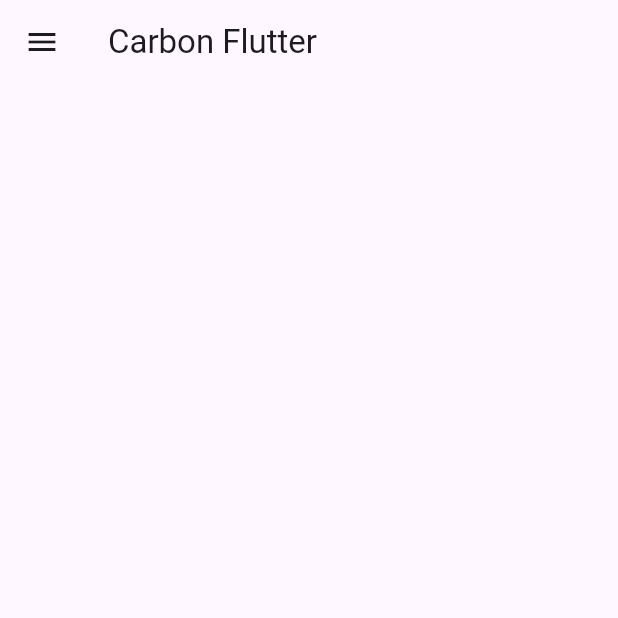
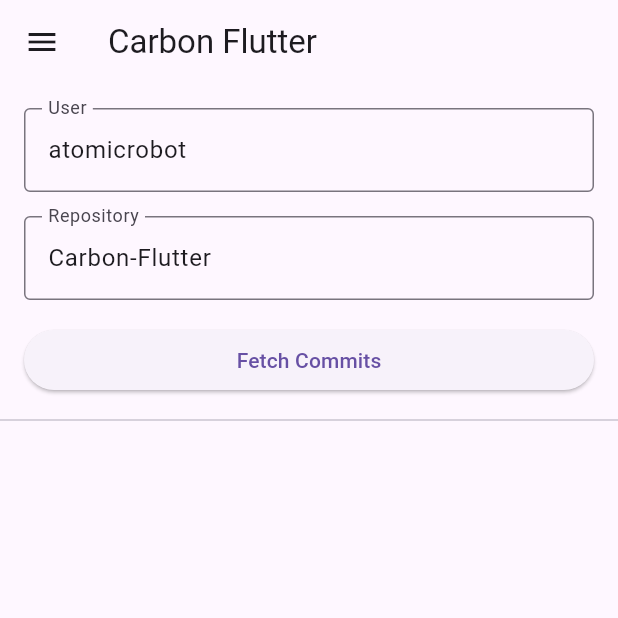
Before and after one commit to atomicrobot/Carbon-Flutter, a Flutter app: the screen it shows after launch, on a phone screen of 412 x 824 dp, the top half of it. Run offline on Flutter 3.47's test engine with Material 2 defaults, Android fonts, the phone set to English and light mode, and no system bars; our stand-ins replace device_info_plus, flutter_riverpod, flutter_svg, freezed_annotation, go_router, logger and 1 more.

Commit message:
Show github commits

```diff
--- a/analysis_options.yaml
+++ b/analysis_options.yaml
@@ -1,7 +1,10 @@
 include: package:flutter_lints/flutter.yaml
 
 analyzer:
-  exclude: ["**/**.l10n_codegen.dart"]
+  exclude: [
+    "**/**.l10n_codegen.dart",
+    "**/**.g.dart"
+  ]
 
 linter:
   rules:
--- a/build.yaml
+++ b/build.yaml
@@ -5,3 +5,4 @@ targets:
         generate_for:
           include:
             - lib/domain/**.dart
+            - lib/view_models/**.dart
--- a/lib/ui/screens/main_screen.dart
+++ b/lib/ui/screens/main_screen.dart
@@ -1,5 +1,9 @@
+import 'package:carbon_flutter/ui/design_system/theme.dart';
+import 'package:flutter/material.dart';
+import 'package:flutter_riverpod/flutter_riverpod.dart';
+
+import 'package:carbon_flutter/view_models/main_view_model.dart';
 import 'package:carbon_flutter/l10n/localizations.dart';
-import 'package:flutter/material.dart';
 import 'package:carbon_flutter/ui/widgets/app_drawer.dart';
 
 class MainScreen extends StatelessWidget {
@@ -14,7 +18,129 @@ class MainScreen extends StatelessWidget {
       drawer: const Drawer(
         child: AppDrawer(),
       ),
-      body: Container(),
+      body: _MainBody(),
     );
   }
 }
+
+class _MainBody extends StatelessWidget {
+  @override
+  Widget build(BuildContext context) {
+    return Column(
+      children: [
+        _MainInput(),
+        const Divider(),
+        Expanded(
+          child: _MainCommits(),
+        ),
+      ],
+    );
+  }
+}
+
+class _MainInput extends ConsumerStatefulWidget {
+  @override
+  ConsumerState<_MainInput> createState() => __MainInputState();
+}
+
+class __MainInputState extends ConsumerState<_MainInput> {
+  final TextEditingController _userController = TextEditingController();
+  final TextEditingController _repositoryController = TextEditingController();
+
+  @override
+  void initState() {
+    super.initState();
+    final mainState = ref.read(mainViewModelProvider);
+    _userController.text = mainState.user;
+    _repositoryController.text = mainState.repository;
+  }
+
+  @override
+  Widget build(BuildContext context) {
+    return Column(
+      crossAxisAlignment: CrossAxisAlignment.stretch,
+      children: [
+        Padding(
+          padding: const EdgeInsets.only(top: 16, left: 16.0, right: 16.0, bottom: 16.0),
+          child: TextField(
+            controller: _userController,
+            decoration: const InputDecoration(
+              border: OutlineInputBorder(),
+              labelText: 'User',
+            ),
+            onChanged: (value) => ref.read(mainViewModelProvider.notifier).setUser(value),
+          ),
+        ),
+        Padding(
+          padding: const EdgeInsets.only(left: 16.0, right: 16.0, bottom: 16.0),
+          child: TextField(
+            controller: _repositoryController,
+            decoration: const InputDecoration(
+              border: OutlineInputBorder(),
+              labelText: 'Repository',
+            ),
+            onChanged: (value) => ref.read(mainViewModelProvider.notifier).setRepository(value),
+          ),
+        ),
+        Padding(
+          padding: const EdgeInsets.only(left: 16.0, right: 16.0, bottom: 8.0),
+          child: ElevatedButton(
+            onPressed: () => ref.read(mainViewModelProvider.notifier).loadCommits(),
+            child: const Text('Fetch Commits'),
+          ),
+        ),
+      ],
+    );
+  }
+}
+
+class _MainCommits extends ConsumerWidget {
+  @override
+  Widget build(BuildContext context, WidgetRef ref) {
+    final mainState = ref.watch(mainViewModelProvider);
+    final commits = mainState.commits;
+    if (commits == null) {
+      return Container();
+    }
+
+    return commits.map(
+      loading: (loading) => const Padding(
+        padding: EdgeInsets.all(16.0),
+        child: Center(
+          child: SizedBox(
+            width: 64,
+            height: 64,
+            child: CircularProgressIndicator(),
+          ),
+        ),
+      ),
+      data: (data) {
+        return ListView.separated(
+          separatorBuilder: (context, index) => const Divider(),
+          itemCount: data.value.length,
+          itemBuilder: (context, index) {
+            final commit = data.value[index];
+            return Padding(
+              padding: const EdgeInsets.symmetric(horizontal: 16.0, vertical: 4.0),
+              child: Column(
+                crossAxisAlignment: CrossAxisAlignment.stretch,
+                children: [
+                  if (index == 0) const SizedBox(height: 8.0),
+                  Text(commit.message, style: context.bodyMediumTextStyle),
+                  Text(commit.author, style: context.bodySmallTextStyle),
+                  if (index == data.value.length - 1) const SizedBox(height: 8.0),
+                ],
+              ),
+            );
+          },
+        );
+      },
+      error: (error) => Padding(
+        padding: const EdgeInsets.all(16.0),
+        child: Center(
+          child: Text(error.error.toString()),
+        ),
+      ),
+    );
+  }
+}
--- /dev/null
+++ b/lib/view_models/main_view_model.dart
@@ -0,0 +1,50 @@
+import 'package:carbon_flutter/app/clients/github_api_client.dart';
+import 'package:carbon_flutter/providers.dart';
+import 'package:flutter/foundation.dart';
+import 'package:carbon_flutter/domain/github/commits.dart';
+import 'package:flutter_riverpod/flutter_riverpod.dart';
+import 'package:freezed_annotation/freezed_annotation.dart';
+
+part 'main_view_model.freezed.dart';
+
+@freezed
+class MainState with _$MainState {
+  const factory MainState({
+    required String user,
+    required String repository,
+    required AsyncValue<List<Commit>>? commits,
+  }) = _MainState;
+
+  const MainState._();
+}
+
+class MainViewModel extends StateNotifier<MainState> {
+  final GithubApiClient githubApiClient;
+
+  MainViewModel(this.githubApiClient)
+      : super(
+          const MainState(
+            user: 'atomicrobot',
+            repository: 'Carbon-Flutter',
+            commits: null,
+          ),
+        );
+
+  void setUser(String user) => state = state.copyWith(user: user);
+
+  void setRepository(String repository) => state = state.copyWith(repository: repository);
+
+  void loadCommits() async {
+    state = state.copyWith(commits: const AsyncValue.loading());
+    final value = await AsyncValue.guard(() async {
+      return githubApiClient.loadCommits(state.user, state.repository);
+    });
+    state = state.copyWith(commits: value);
+  }
+}
+
+final mainViewModelProvider = StateNotifierProvider<MainViewModel, MainState>((ref) {
+  return MainViewModel(
+    ref.read(githubApiClientProvider),
+  );
+});
```
Also changed, not shown: lib/app/clients/github_api_client.dart (added, +26 -0 lines), lib/app/clients/http_client.dart (added, +32 -0 lines), lib/domain/device/host_platform.dart (+10 -0 lines), lib/domain/github/commits.dart (added, +47 -0 lines), lib/providers.dart (+12 -0 lines), pubspec.yaml (+4 -3 lines), lib/domain/github/commits.freezed.dart (added), lib/domain/github/commits.g.dart (added), lib/view_models/main_view_model.freezed.dart (added), pubspec.lock.
